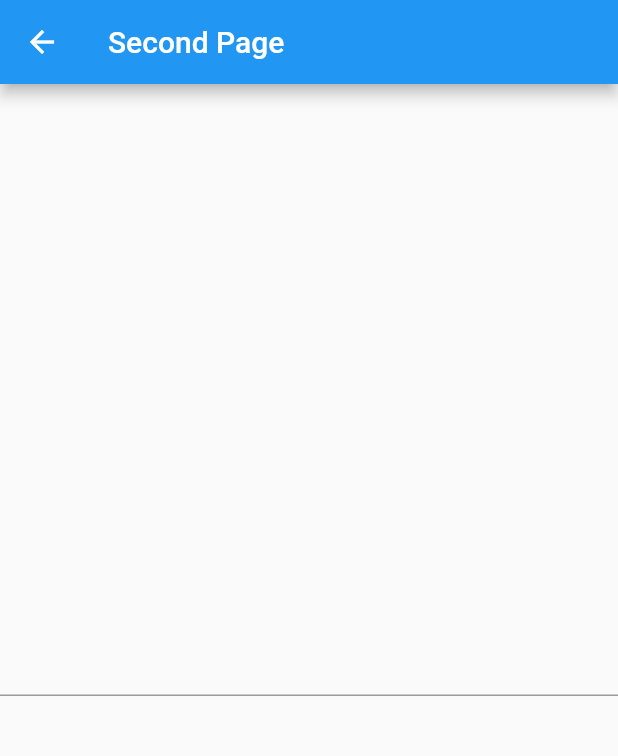
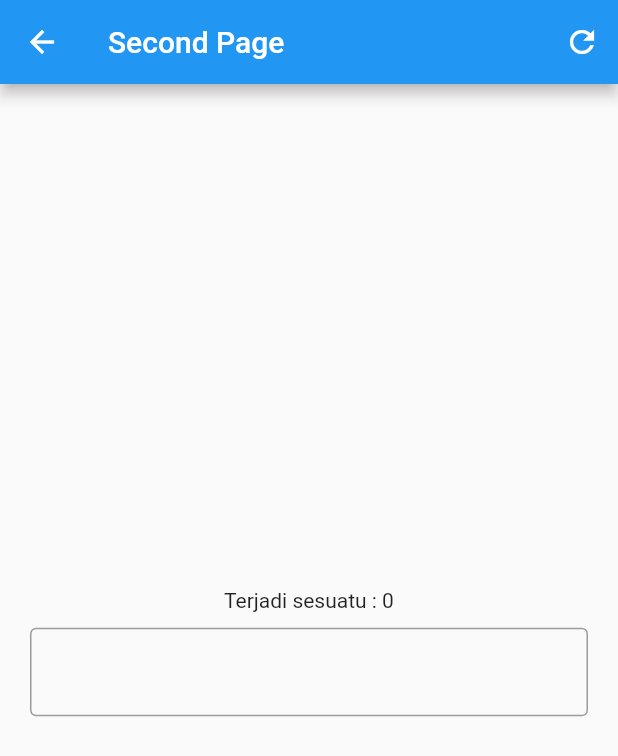
Before and after one commit to askaerlangga/belajar_flutter_dasar, a Flutter app: the screen it shows after launch, after a tap on "Next Page", on a phone screen of 412 x 824 dp. Shown: the top 756 px of the screen. Run offline on Flutter 3.47's test engine with Material 2 defaults, Android fonts, the phone set to English and light mode, and no system bars; our stand-ins replace get.

```diff
--- a/lib/controllers/text_field_controller.dart
+++ b/lib/controllers/text_field_controller.dart
@@ -2,5 +2,27 @@ import 'package:get/get.dart';
 import 'package:flutter/material.dart';
 
 class TextFieldController extends GetxController {
-  final textController = TextEditingController();
+  var count = 0.obs;
+  final textController = TextEditingController().obs;
+  void change() => count++;
+  void reset() {
+    count.value = 0;
+    textController.value.clear();
+  }
+
+  @override
+  void onInit() {
+    print('OnInit()');
+    // GetX WORKERS
+    // ever(count, (_) => print('Menjalankan sesuatu'));
+    // everAll([count], (_) => print('Menjalankan sesuatu'));
+    // once(count, (_) => print('Menjalankan'));
+    // debounce(count, (_) => print('Menjalankan setelah durasi'),
+    //     time: Duration(seconds: 3));
+    // interval(count, (_) => print('Menjalankan setelah durasi'),
+    //     time: Duration(seconds: 3));
+
+    // TODO: implement onInit
+    super.onInit();
+  }
 }
--- a/lib/screens/second_page.dart
+++ b/lib/screens/second_page.dart
@@ -7,10 +7,38 @@ class SecondPage extends StatelessWidget {
   @override
   Widget build(BuildContext context) {
     return Scaffold(
-      appBar: AppBar(title: Text('Second Page')),
+      appBar: AppBar(
+        title: Text('Second Page'),
+        actions: <Widget>[
+          IconButton(
+              onPressed: () {
+                textFieldController.reset();
+                // textFieldController.textController.clear();
+              },
+              icon: Icon(Icons.refresh))
+        ],
+      ),
       body: Center(
-          child: TextField(
-        controller: textFieldController.textController,
+          child: Container(
+        padding: EdgeInsets.all(10),
+        child: Column(
+          mainAxisAlignment: MainAxisAlignment.center,
+          children: <Widget>[
+            Obx(() =>
+                Text('Terjadi sesuatu : ${textFieldController.count.value}')),
+            Container(
+              margin: EdgeInsets.all(10),
+              child: Obx(
+                () => TextField(
+                  controller: textFieldController.textController.value,
+                  onChanged: (_) => textFieldController.change(),
+                  decoration: const InputDecoration(
+                      border: OutlineInputBorder(borderSide: BorderSide())),
+                ),
+              ),
+            ),
+          ],
+        ),
       )),
     );
   }
```
